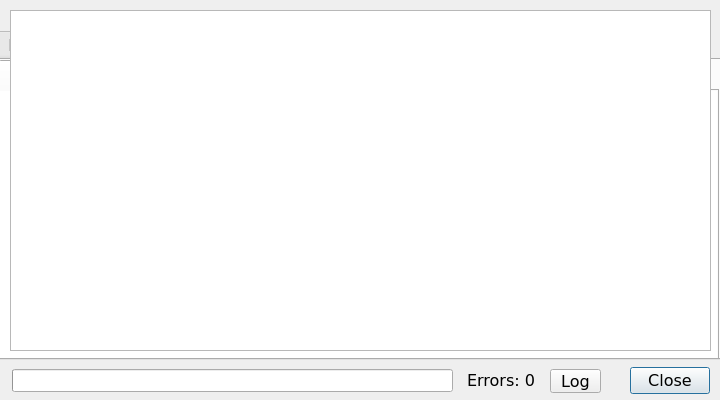
Qt form OneLauncher/ui/winAddonManager.ui (JuneStepp/OneLauncher) before a commit.
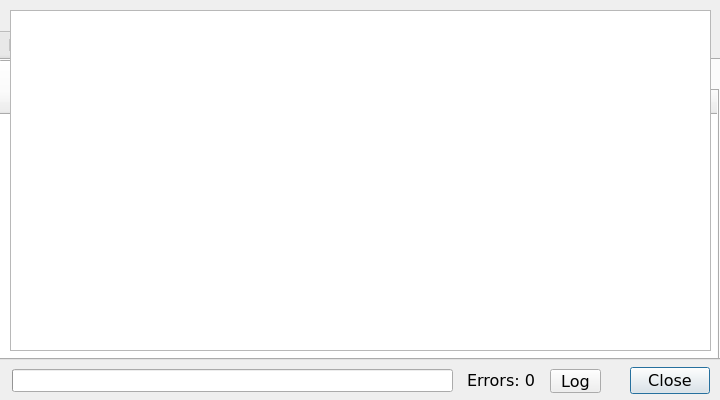
The same form after that commit. The open tabs and pages were chosen to show the change.

Commit message: Re-enabled table headers that qtdesigner disabled without me noticing

The edit to the form file:
```diff
--- a/OneLauncher/ui/winAddonManager.ui
+++ b/OneLauncher/ui/winAddonManager.ui
@@ -403,7 +403,7 @@
                                 <bool>true</bool>
                             </property>
                             <attribute name="horizontalHeaderVisible">
-                                <bool>false</bool>
+                                <bool>true</bool>
                             </attribute>
                             <attribute name="horizontalHeaderCascadingSectionResizes">
                                 <bool>false</bool>
```
Left out of the diff: 8 changed lines with no effect on the pictures.
